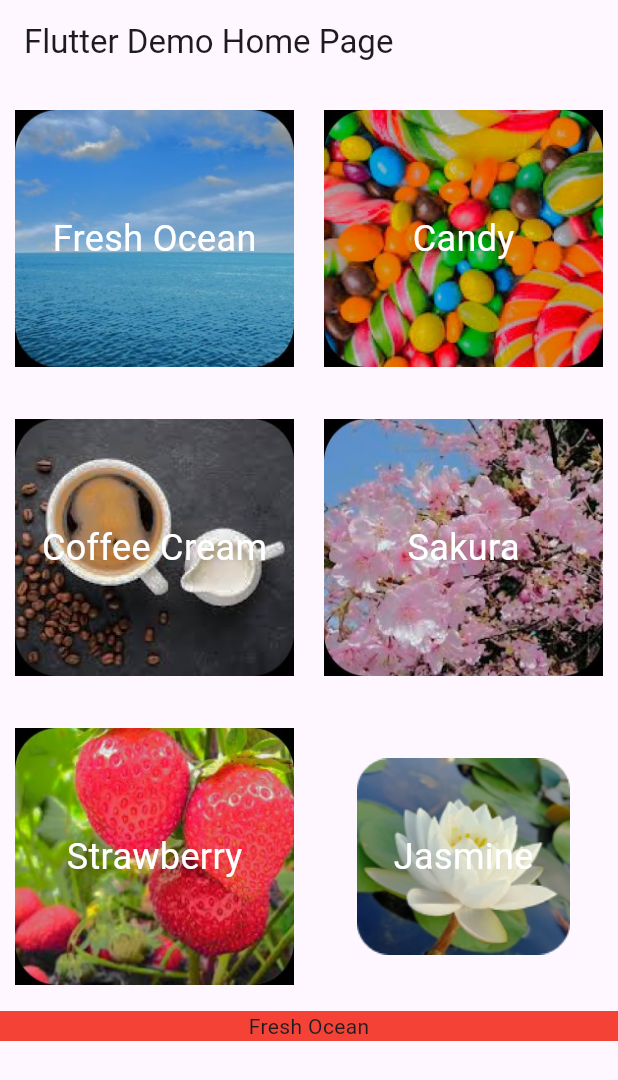
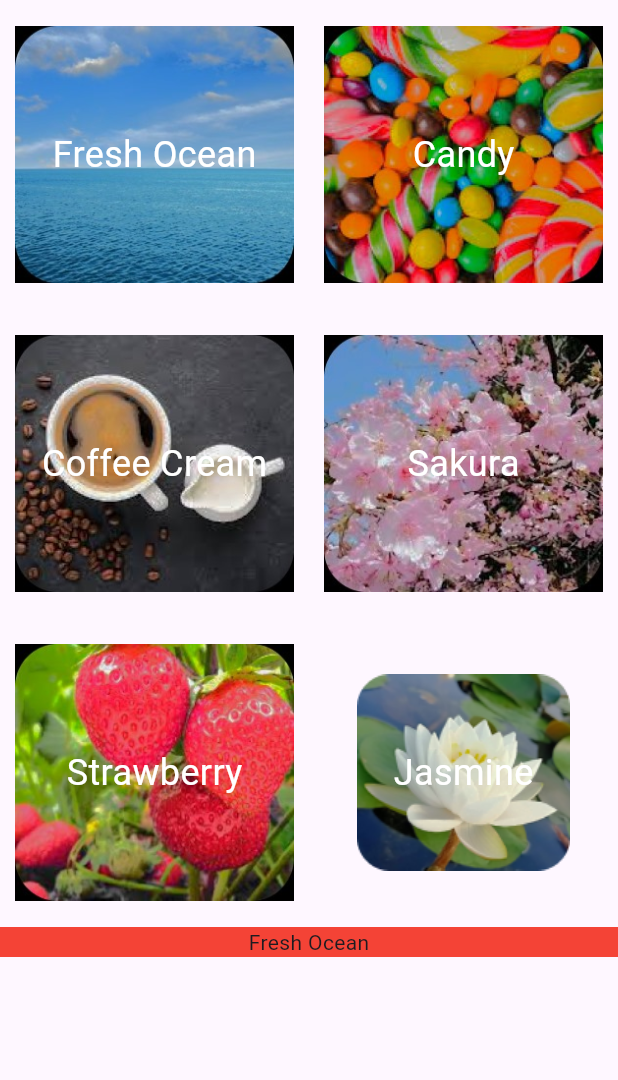
Before and after one commit to OrvalaAM/EasyLaundry, a Flutter app: the screen it shows after launch, after a tap on "Fresh Ocean", on a phone screen of 412 x 824 dp. Shown: the top 1080 px of the screen. Run offline on Flutter 3.47's test engine with Material 3 defaults, Android fonts, the phone set to English and light mode, and no system bars; our stand-ins replace get.

```diff
--- /dev/null
+++ b/lib/controller/pembayaran_controller.dart
@@ -0,0 +1,24 @@
+import 'package:get/get.dart';
+
+import '../components/card_pewangi.dart';
+
+class PembayaranController extends GetxController {
+  var pilihan = "".obs;
+
+  List<CardPewangi> listPewangi = [
+    const CardPewangi(nama: 'Fresh Ocean', foto: 'assets/fresh-ocean.jpg'),
+    const CardPewangi(nama: 'Candy', foto: 'assets/candy.jpg'),
+    const CardPewangi(nama: 'Coffee Cream', foto: 'assets/coffee.jpg'),
+    const CardPewangi(nama: 'Sakura', foto: 'assets/sakura.jpg'),
+    const CardPewangi(nama: 'Strawberry', foto: 'assets/stroberi.jpg'),
+    const CardPewangi(nama: 'Jasmine', foto: 'assets/jasmine.png'),
+  ];
+
+  void setPilihanPewangi($index) {
+    pilihan.value = listPewangi[$index].nama;
+  }
+
+  List<CardPewangi> getListPewangi() {
+    return listPewangi;
+  }
+}
--- a/lib/main.dart
+++ b/lib/main.dart
@@ -1,5 +1,8 @@
 import 'package:flutter/material.dart';
+import 'package:get/get.dart';
 import 'package:mvp/components/card_pewangi.dart';
+import 'package:mvp/controller/pembayaran_controller.dart';
+import 'package:mvp/view/custom_pewangi.dart';
 
 void main() {
   runApp(const MyApp());
@@ -30,48 +33,12 @@ class MyHomePage extends StatefulWidget {
 }
 
 class _MyHomePageState extends State<MyHomePage> {
-  List<CardPewangi> listPewangi = [
-    const CardPewangi(nama: 'Fresh Ocean', foto: 'assets/fresh-ocean.jpg'),
-    const CardPewangi(nama: 'Candy', foto: 'assets/candy.jpg'),
-    const CardPewangi(nama: 'Coffee Cream', foto: 'assets/coffee.jpg'),
-    const CardPewangi(nama: 'Sakura', foto: 'assets/sakura.jpg'),
-    const CardPewangi(nama: 'Strawberry', foto: 'assets/stroberi.jpg'),
-    const CardPewangi(nama: 'Jasmine', foto: 'assets/jasmine.png'),
-  ];
+  final controller = Get.put(PembayaranController());
 
-  String pilihan = "";
-  void setPilihanPewangi($index) {
-    setState(() {
-      pilihan = listPewangi[$index].nama;
-    });
-  }
+  List<CardPewangi> listPewangi = [];
 
   @override
   Widget build(BuildContext context) {
-    return Scaffold(
-      appBar: AppBar(
-        title: Text(widget.title),
-      ),
-      body: ListView(
-        children: <Widget>[
-          GridView.count(
-            crossAxisCount: 2,
-            physics: const NeverScrollableScrollPhysics(),
-            shrinkWrap: true,
-            children: List.generate(listPewangi.length, (index) {
-              return GestureDetector(
-                onTap: () => setPilihanPewangi(index),
-                child: listPewangi[index],
-              );
-            }),
-          ),
-          if (pilihan != "")
-            Container(
-              color: Colors.red,
-              child: Center(child: Text(pilihan)),
-            )
-        ],
-      ),
-    );
+    return CustomPewangi();
   }
 }
--- /dev/null
+++ b/lib/view/custom_pewangi.dart
@@ -0,0 +1,39 @@
+import 'package:flutter/material.dart';
+import 'package:get/get.dart';
+
+import '../components/card_pewangi.dart';
+import '../controller/pembayaran_controller.dart';
+
+// ignore: must_be_immutable
+class CustomPewangi extends StatelessWidget {
+  final controller = Get.put(PembayaranController());
+
+  List<CardPewangi> listPewangi = [];
+
+  CustomPewangi({super.key});
+  @override
+  Widget build(BuildContext context) {
+    listPewangi = controller.getListPewangi();
+    return Scaffold(
+      body: ListView(
+        children: <Widget>[
+          GridView.count(
+            crossAxisCount: 2,
+            physics: const NeverScrollableScrollPhysics(),
+            shrinkWrap: true,
+            children: List.generate(listPewangi.length, (index) {
+              return GestureDetector(
+                onTap: () => controller.setPilihanPewangi(index),
+                child: listPewangi[index],
+              );
+            }),
+          ),
+          Container(
+            color: Colors.red,
+            child: Center(child: Obx((() => Text('${controller.pilihan}')))),
+          )
+        ],
+      ),
+    );
+  }
+}
--- a/pubspec.yaml
+++ b/pubspec.yaml
@@ -30,6 +30,7 @@ environment:
 dependencies:
   flutter:
     sdk: flutter
+  get: ^4.6.6
 
 
   # The following adds the Cupertino Icons font to your application.
@@ -45,7 +46,7 @@ dev_dependencies:
   # activated in the `analysis_options.yaml` file located at the root of your
   # package. See that file for information about deactivating specific lint
   # rules and activating additional ones.
-  flutter_lints: ^2.0.0
+  flutter_lints: ^3.0.1
 
 # For information on the generic Dart part of this file, see the
 # following page: https://dart.dev/tools/pub/pubspec
```
Also changed, not shown: lib/view/pembayaran.dart (added), pubspec.lock.
